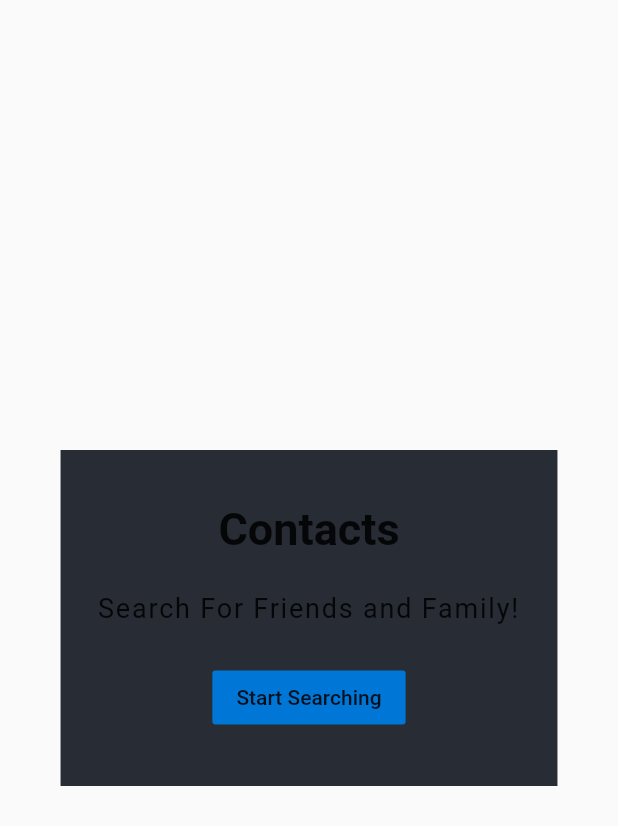
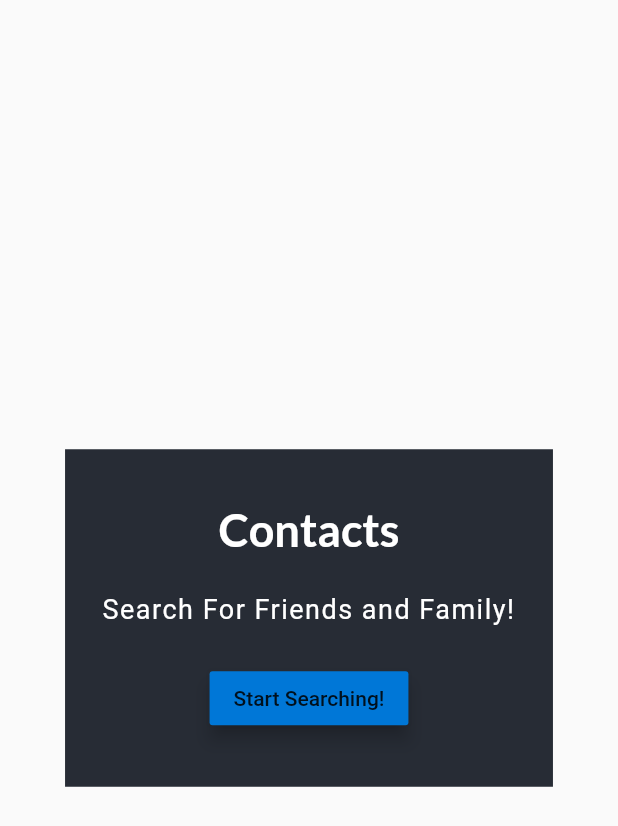
Before and after one commit to mowet601/astra, a Flutter app: the QuietBox widget shown alone on an empty page, opened directly, on a phone screen of 412 x 824 dp. Shown: the top 826 px of the screen. Run offline on Flutter 3.47's test engine with Material 2 defaults, Android fonts, the phone set to English and light mode, and no system bars; our stand-ins replace cached_network_image, cloud_firestore, firebase_auth, firebase_storage, google_sign_in, gradient_app_bar and 2 more; missing offline and left inert: agora_rtc_engine, emoji_picker, flutter_auth_buttons; accounts and stored records are empty; network calls fail.

```diff
--- a/lib/resources/chat_methods.dart
+++ b/lib/resources/chat_methods.dart
@@ -91,7 +91,7 @@ class ChatMethods {
     Message message;
 
     message = Message.imageMessage(
-        message: "IMAGE",
+        message: "📸 Photo",
         recieverId: receiverId,
         senderId: senderId,
         photoUrl: url,
@@ -116,6 +116,7 @@ class ChatMethods {
   Stream<QuerySnapshot> fetchContacts({String userId}) => _userCollection
       .document(userId)
       .collection("contacts")
+      .orderBy("added_on")
       .snapshots();
 
   Stream<QuerySnapshot> fetchLastMessageBetween({
--- a/lib/screens/home_screen.dart
+++ b/lib/screens/home_screen.dart
@@ -93,7 +93,6 @@ class _HomeScreenState extends State<HomeScreen> with WidgetsBindingObserver{
 
   @override
   Widget build(BuildContext context) {
-    double _labelFontSize = 10;
     return PickupLayout(
           scaffold: Scaffold(
         backgroundColor: UniversalVariables.blackColor,
--- a/lib/widgets/contact_view.dart
+++ b/lib/widgets/contact_view.dart
@@ -62,7 +62,7 @@ class ViewLayout extends StatelessWidget {
       title: Text(
         (contact != null ? contact.name : null) != null ? contact.name : "..",
         style:
-            TextStyle(color: Colors.white, fontFamily: "Arial", fontSize: 19),
+            TextStyle(color: Colors.white, fontFamily: "Nunito", fontSize: 19),
       ),
       subtitle: LastMessageContainer(
         stream: _chatMethods.fetchLastMessageBetween(
--- a/lib/widgets/quiet_box.dart
+++ b/lib/widgets/quiet_box.dart
@@ -21,6 +21,8 @@ class QuietBox extends StatelessWidget {
                 style: TextStyle(
                   fontWeight: FontWeight.bold,
                   fontSize: 30,
+                  color: Colors.white,
+                  fontFamily: "Lato",
                 ),
               ),
               SizedBox(height: 25),
@@ -28,20 +30,37 @@ class QuietBox extends StatelessWidget {
                 "Search For Friends and Family!",
                 textAlign: TextAlign.center,
                 style: TextStyle(
-                  letterSpacing: 1.2,
+                  letterSpacing: 1,
                   fontWeight: FontWeight.normal,
                   fontSize: 18,
+                  color: Colors.white,
                 ),
               ),
               SizedBox(height: 25),
-              FlatButton(
+              RaisedButton(
+                elevation: 5.0,
                 color: UniversalVariables.lightBlueColor,
-                child: Text("Start Searching"),
-                onPressed: () => Navigator.push(
-                  context,
-                  MaterialPageRoute(
-                    builder: (context) => SearchScreen(),
-                  ),
+                child: Text("Start Searching!"),
+                onPressed: () => Navigator.of(context).push(
+                  PageRouteBuilder(
+                      transitionDuration: Duration(seconds: 1),
+                      transitionsBuilder: (BuildContext context,
+                          Animation<double> animation,
+                          Animation<double> secAnimation,
+                          Widget child) {
+                        animation = CurvedAnimation(
+                            parent: animation, curve: Curves.elasticInOut);
+
+                        return ScaleTransition(
+                            alignment: Alignment.topRight,
+                            scale: animation,
+                            child: child);
+                      },
+                      pageBuilder: (BuildContext context,
+                          Animation<double> animation,
+                          Animation<double> secAnimation) {
+                        return SearchScreen();
+                      }),
                 ),
               ),
             ],
@@ -51,3 +70,4 @@ class QuietBox extends StatelessWidget {
     );
   }
 }
+//do somethign
```
Also changed, not shown: lib/screens/callscreens/call_screen.dart (+4 -4 lines), lib/screens/callscreens/pickup/pickup_screen.dart (+7 -7 lines), lib/screens/chatscreens/chat_screen.dart (+11 -6 lines), lib/screens/chatscreens/full_image_screen.dart (added, +61 -0 lines), lib/screens/pages/chat_list_screen.dart (+18 -3 lines), pubspec.yaml (+8 -4 lines), assets/fonts/Lato-Bold.ttf (added), assets/fonts/Nunito-Bold.ttf (added).
